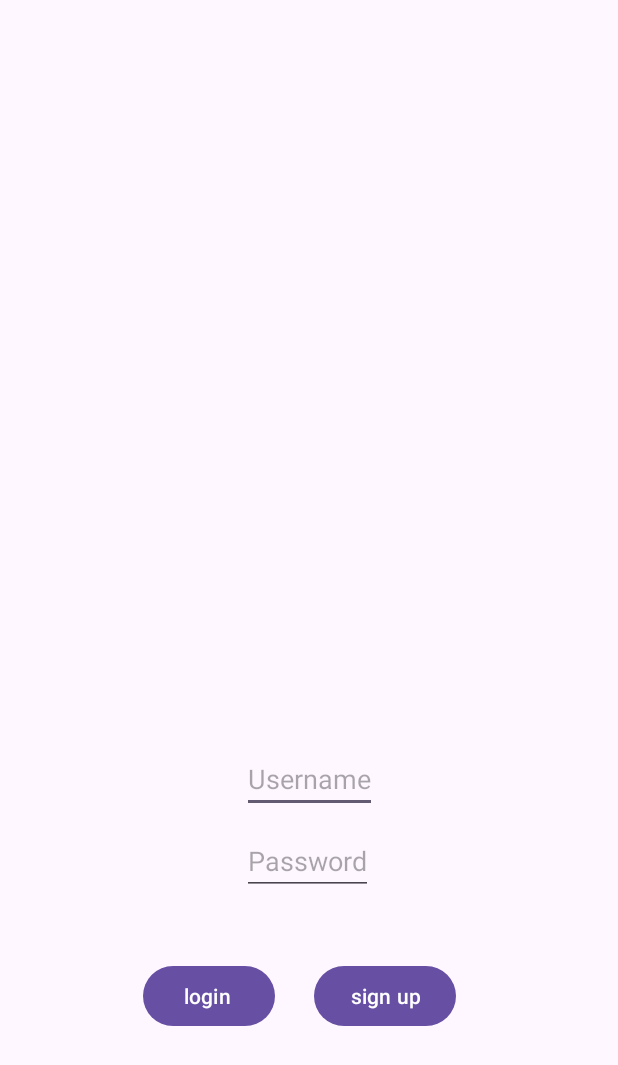
After one commit to CMPUT301F23T29/agile-beast, an Android app: the layout activity_login.xml on its own in the app's theme, with its tools: preview values and no code run, on a phone screen of 412 x 824 dp. The commit adds this screen. Shown: the top 1065 px of the screen. Run offline under Robolectric (Android 15) with nearby library versions, the phone set to English and light mode, and no system bars.

Commit message:
Login/Sign up features implemented

```diff
--- a/app/build.gradle.kts
+++ b/app/build.gradle.kts
@@ -56,6 +56,7 @@ dependencies {
     implementation ("com.google.android.gms:play-services-code-scanner:16.1.0")
     implementation ("com.journeyapps:zxing-android-embedded:4.2.0")
     implementation ("com.google.mlkit:text-recognition:16.0.0")
+    implementation ("org.mindrot:jbcrypt:0.4")
     annotationProcessor("com.github.bumptech.glide:compiler:4.12.0")
     compileOnly(files("${android.sdkDirectory}/platforms/${android.compileSdkVersion}/android.jar"))
 }
--- a/app/src/main/AndroidManifest.xml
+++ b/app/src/main/AndroidManifest.xml
@@ -22,6 +22,9 @@
         android:theme="@style/Theme.Team29project"
         tools:targetApi="31">
         <activity
+            android:name=".View.LoginActivity"
+            android:exported="false" />
+        <activity
             android:name=".View.MainActivity"
             android:exported="false">
             <intent-filter>
@@ -38,7 +41,7 @@
             android:exported="false" />
         <activity
             android:name=".View.MainPageActivity"
-            android:exported="false"></activity>
+            android:exported="false" />
 
         <meta-data
             android:name="com.google.android.gms.vision.DEPENDENCIES"
--- a/app/src/main/java/com/example/team29project/View/ItemViewActivity.java
+++ b/app/src/main/java/com/example/team29project/View/ItemViewActivity.java
@@ -101,7 +101,8 @@ public class ItemViewActivity extends AppCompatActivity implements
         setContentView(R.layout.activity_display);
         Intent ints = getIntent();
         String documentId = ints.getStringExtra("documentId");
-        db = new DatabaseController();
+        String userId = ints.getStringExtra("userId");
+        db = new DatabaseController(userId);
         db.getItem(documentId, this);
         Button backBton = findViewById(R.id.back_button);
         Button editBton = findViewById(R.id.edit_button);
--- a/app/src/main/java/com/example/team29project/View/MainActivity.java
+++ b/app/src/main/java/com/example/team29project/View/MainActivity.java
@@ -13,6 +13,8 @@ public class MainActivity extends AppCompatActivity {
     protected void onCreate(Bundle savedInstanceState) {
         super.onCreate(savedInstanceState);
         setContentView(R.layout.activity_main);
+        Intent login = new Intent(MainActivity.this, LoginActivity.class);
+        startActivity(login);
 
     }
 }
--- a/app/src/main/java/com/example/team29project/View/MainPageActivity.java
+++ b/app/src/main/java/com/example/team29project/View/MainPageActivity.java
@@ -69,6 +69,8 @@ public class MainPageActivity extends AppCompatActivity implements
     protected void onCreate(Bundle savedInstanceState) {
         super.onCreate(savedInstanceState);
         setContentView(R.layout.activity_main_page);
+        Intent logInt = getIntent();
+        String userId = logInt.getStringExtra("userId");
         ImageButton menu = findViewById(R.id.menu);
         Button deleteButton = findViewById(R.id.delete_button);
         sumItem = findViewById(R.id.value_display);
@@ -78,8 +80,7 @@ public class MainPageActivity extends AppCompatActivity implements
         isSelect = false;
         // Init lists for tags and items,
         // as well as FireStore database
-        String userId ="user";
-        db = new DatabaseController();
+        db = new DatabaseController(userId);
         itemAdapter = new ItemArrayAdapter(this, db.getItems());
         tagAdapter = new TagAdapter(this,db.getTags());
         itemsList.setAdapter(itemAdapter);
@@ -107,6 +108,7 @@ public class MainPageActivity extends AppCompatActivity implements
                         itemPosition = position;
                         Intent display = new Intent(MainPageActivity.this, ItemViewActivity.class);
                         display.putExtra("documentId", db.getItem(position).getDocId());
+                        display.putExtra("userId",userId);
 
                         startActivity(display);
                     }
--- /dev/null
+++ b/app/src/main/res/layout/activity_login.xml
@@ -0,0 +1,48 @@
+<?xml version="1.0" encoding="utf-8"?>
+<androidx.constraintlayout.widget.ConstraintLayout xmlns:android="http://schemas.android.com/apk/res/android"
+    xmlns:app="http://schemas.android.com/apk/res-auto"
+    xmlns:tools="http://schemas.android.com/tools"
+    android:layout_width="match_parent"
+    android:layout_height="match_parent"
+    tools:context=".View.LoginActivity">
+
+    <EditText
+        android:id="@+id/usernameEdt"
+        android:layout_width="wrap_content"
+        android:layout_height="wrap_content"
+        android:layout_marginBottom="282dp"
+        android:hint="Username"
+        app:layout_constraintBottom_toBottomOf="parent"
+        app:layout_constraintEnd_toEndOf="parent"
+        app:layout_constraintStart_toStartOf="parent"></EditText>
+
+    <EditText
+        android:id="@+id/passwordEdt"
+        android:layout_width="wrap_content"
+        android:layout_height="wrap_content"
+        android:layout_marginTop="9dp"
+        android:hint="Password"
+        app:layout_constraintStart_toStartOf="@+id/usernameEdt"
+        app:layout_constraintTop_toBottomOf="@+id/usernameEdt"></EditText>
+
+    <Button
+        android:id="@+id/sign_up_button"
+        android:layout_width="wrap_content"
+        android:layout_height="wrap_content"
+        android:layout_marginStart="26dp"
+        android:layout_marginTop="43dp"
+        android:text="sign up"
+        app:layout_constraintStart_toEndOf="@+id/login_button"
+        app:layout_constraintTop_toBottomOf="@+id/passwordEdt"></Button>
+
+    <Button
+        android:id="@+id/login_button"
+        android:layout_width="wrap_content"
+        android:layout_height="wrap_content"
+        android:layout_marginEnd="65dp"
+        android:text="login "
+        app:layout_constraintBaseline_toBaselineOf="@+id/sign_up_button"
+        app:layout_constraintEnd_toEndOf="@+id/passwordEdt"></Button>
+
+
+</androidx.constraintlayout.widget.ConstraintLayout>
```
Also changed, not shown: app/src/main/java/com/example/team29project/Controller/DatabaseController.java (+12 -11 lines), app/src/main/java/com/example/team29project/View/LoginActivity.java (added, +128 -0 lines).
